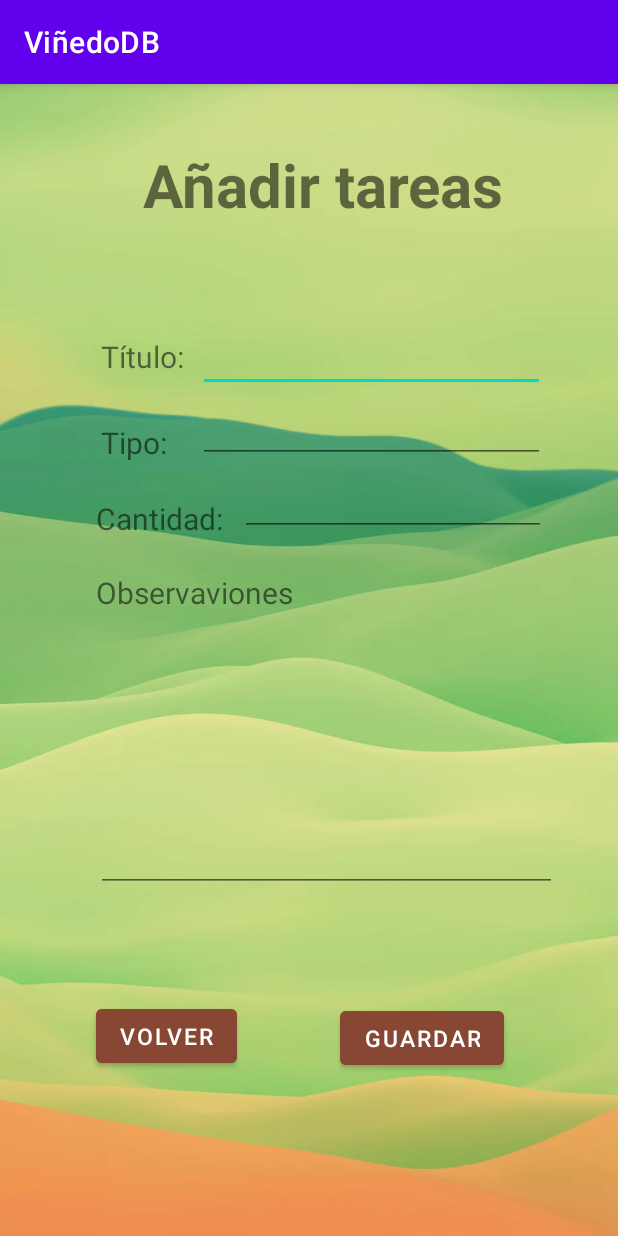
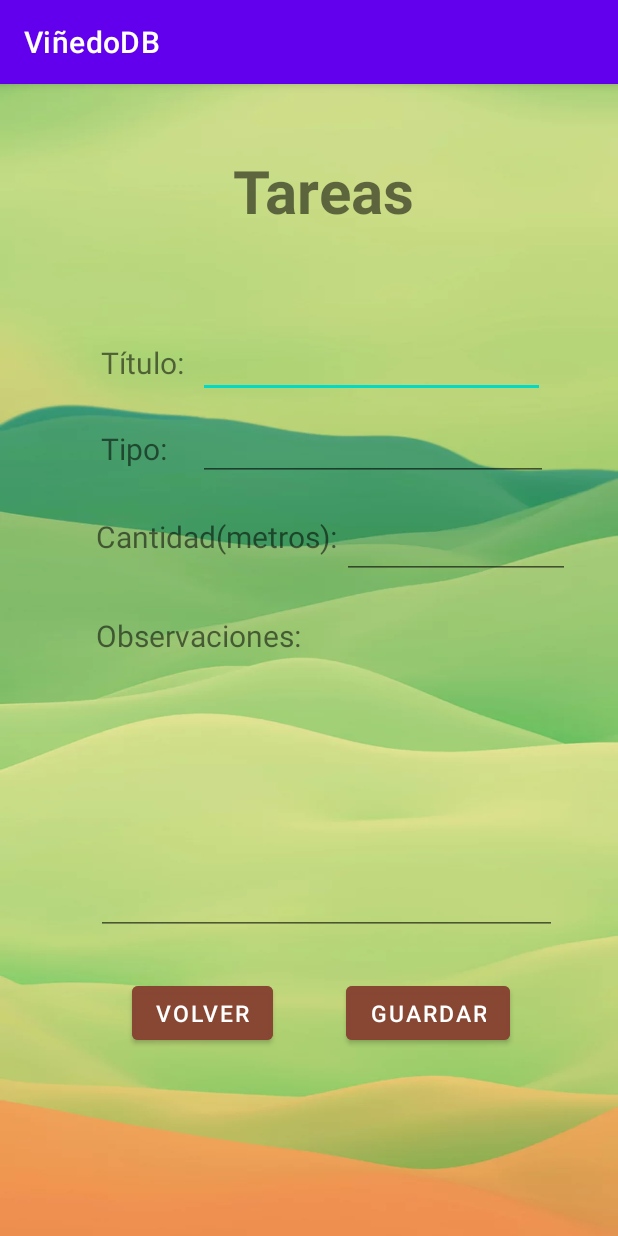
Before and after one commit to XabierBA/VinedoDBSQLite, an Android app: the TareasInfo screen opened directly, with no data from a screen before it, on a phone screen of 412 x 824 dp. Run offline under Robolectric (Android 15) with nearby library versions, the phone set to English and light mode, and no system bars; 5 statements that could not run were skipped.

```diff
--- a/app/src/main/java/com/example/viedodbsqlite/Front/TareasInfo.java
+++ b/app/src/main/java/com/example/viedodbsqlite/Front/TareasInfo.java
@@ -67,7 +67,7 @@ public class TareasInfo extends AppCompatActivity {
         }
         titulo.setText(tareas.getTitulo());
         tipo.setText(tareas.getTipo());
-        //cantidad.setText(tareas.getCantidad());
+        cantidad.setText(String.valueOf(tareas.getCantidad()));
         observ.setText(tareas.getObservaciones());
     }
 
--- a/app/src/main/java/com/example/viedodbsqlite/Insert/InsertAnos.java
+++ b/app/src/main/java/com/example/viedodbsqlite/Insert/InsertAnos.java
@@ -27,7 +27,7 @@ import java.util.List;
 import java.util.Set;
 
 public class InsertAnos extends AppCompatActivity {
-    ConexiónSQLite conn = new ConexiónSQLite(this, "db_vinedo", null,2);
+    ConexiónSQLite conn = new ConexiónSQLite(this, "db_vinedo", null,3);
 
     @Override
     protected void onCreate(Bundle savedInstanceState) {
--- a/app/src/main/java/com/example/viedodbsqlite/Insert/InsertTareas.java
+++ b/app/src/main/java/com/example/viedodbsqlite/Insert/InsertTareas.java
@@ -28,7 +28,7 @@ import java.util.Calendar;
 import java.util.List;
 
 public class InsertTareas extends AppCompatActivity {
-    ConexiónSQLite conn = new ConexiónSQLite(this, "db_vinedo", null,2);
+    ConexiónSQLite conn = new ConexiónSQLite(this, "db_vinedo", null,3);
 
 
     @Override
--- a/app/src/main/res/layout/activity_insert_tareas.xml
+++ b/app/src/main/res/layout/activity_insert_tareas.xml
@@ -68,7 +68,7 @@
         android:layout_height="wrap_content"
         android:layout_marginStart="64dp"
         android:layout_marginTop="23dp"
-        android:text="Cantidad"
+        android:text="Cantidad(metros)"
         android:textSize="20dp"
         app:layout_constraintStart_toStartOf="parent"
         app:layout_constraintTop_toBottomOf="@+id/tipo" />
--- a/app/src/main/res/layout/activity_tareas_info.xml
+++ b/app/src/main/res/layout/activity_tareas_info.xml
@@ -12,14 +12,14 @@
         android:layout_width="wrap_content"
         android:layout_height="wrap_content"
         android:layout_marginStart="30dp"
-        android:layout_marginTop="40dp"
+        android:layout_marginTop="44dp"
         android:layout_marginEnd="30dp"
-        android:text="Añadir tareas"
+        android:text="Tareas"
         android:textSize="40dp"
         android:textStyle="bold"
         android:translationX="50dp"
         app:layout_constraintEnd_toEndOf="parent"
-        app:layout_constraintHorizontal_bias="0.136"
+        app:layout_constraintHorizontal_bias="0.326"
         app:layout_constraintStart_toStartOf="parent"
         app:layout_constraintTop_toTopOf="parent" />
 
@@ -56,8 +56,8 @@
 
     <EditText
         android:id="@+id/tipo"
-        android:layout_width="231dp"
-        android:layout_height="43dp"
+        android:layout_width="233dp"
+        android:layout_height="51dp"
         android:layout_marginStart="132dp"
         android:layout_marginTop="4dp"
         android:textSize="20dp"
@@ -70,17 +70,17 @@
         android:layout_height="wrap_content"
         android:layout_marginStart="64dp"
         android:layout_marginTop="23dp"
-        android:text="Cantidad:"
+        android:text="Cantidad(metros):"
         android:textSize="20dp"
         app:layout_constraintStart_toStartOf="parent"
         app:layout_constraintTop_toBottomOf="@+id/tipo" />
 
     <EditText
         android:id="@+id/cantidad"
-        android:layout_width="204dp"
-        android:layout_height="41dp"
-        android:layout_marginStart="160dp"
-        android:layout_marginTop="7dp"
+        android:layout_width="152dp"
+        android:layout_height="45dp"
+        android:layout_marginStart="228dp"
+        android:layout_marginTop="20dp"
         android:textSize="20dp"
         app:layout_constraintStart_toStartOf="parent"
         app:layout_constraintTop_toBottomOf="@+id/tipo" />
@@ -91,7 +91,7 @@
         android:layout_height="wrap_content"
         android:layout_marginStart="64dp"
         android:layout_marginTop="24dp"
-        android:text="Observaviones"
+        android:text="Observaciones:"
         android:textSize="20dp"
         app:layout_constraintStart_toStartOf="parent"
         app:layout_constraintTop_toBottomOf="@+id/cantidad" />
@@ -114,8 +114,8 @@
         android:id="@+id/updateTareas"
         android:layout_width="wrap_content"
         android:layout_height="wrap_content"
-        android:layout_marginTop="73dp"
-        android:layout_marginEnd="76dp"
+        android:layout_marginTop="28dp"
+        android:layout_marginEnd="72dp"
         android:backgroundTint="#DC874532"
         android:onClick="onClick"
         android:text="Guardar"
@@ -127,8 +127,8 @@
         android:id="@+id/cancel"
         android:layout_width="wrap_content"
         android:layout_height="wrap_content"
-        android:layout_marginStart="64dp"
-        android:layout_marginTop="72dp"
+        android:layout_marginStart="88dp"
+        android:layout_marginTop="28dp"
         android:backgroundTint="#DC874532"
         android:onClick="onClick"
         android:text="Volver"
--- a/app/src/main/res/layout/activity_vinas.xml
+++ b/app/src/main/res/layout/activity_vinas.xml
@@ -40,6 +40,7 @@
         android:layout_marginBottom="16dp"
         android:clickable="true"
         android:onClick="onClick"
+        android:backgroundTint="@color/green"
         android:src="@android:drawable/ic_input_add"
         app:layout_constraintBottom_toBottomOf="parent"
         app:layout_constraintEnd_toEndOf="parent" />
--- a/app/src/main/res/values/colors.xml
+++ b/app/src/main/res/values/colors.xml
@@ -11,4 +11,5 @@
     <color name="list_brown">#BA654711</color>
     <color name="list_color">#8597D659</color>
     <color name="transparent">#00000000</color>
+    <color name="green">#D04DD36F</color>
 </resources>
```
Also changed, not shown: app/src/main/java/com/example/viedodbsqlite/Front/AnosActivity.java (+13 -5 lines), app/src/main/java/com/example/viedodbsqlite/Front/MesActivity.java (+12 -0 lines), app/src/main/java/com/example/viedodbsqlite/Front/TareaActivity.java (+15 -1 lines), app/src/main/res/layout/activity_anos.xml (+14 -0 lines), app/src/main/res/layout/activity_mes.xml (+13 -1 lines), app/src/main/res/layout/activity_tarea.xml (+14 -0 lines).
